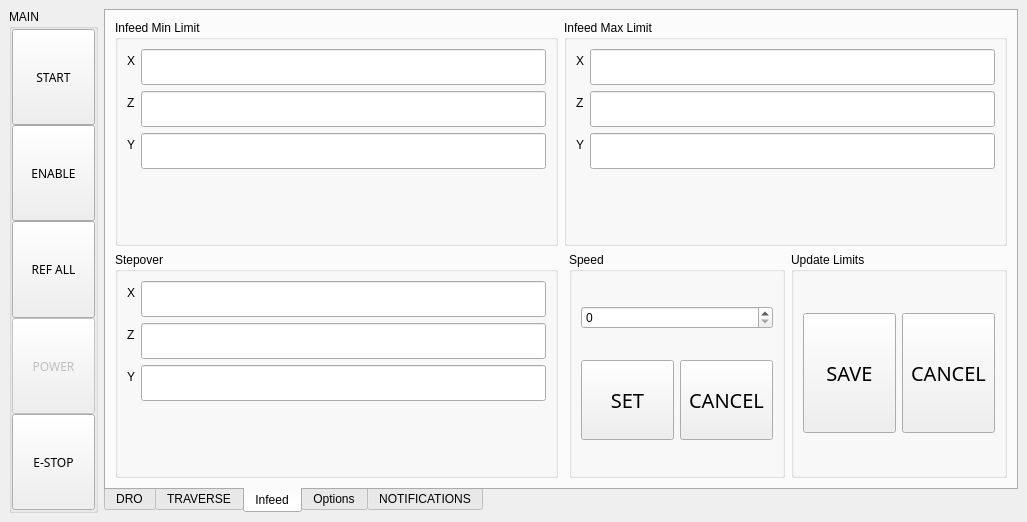
digiexchris/grinder_touch, file debian/python3-semiauto-surfacegrinder/usr/lib/python3/dist-packages/semiauto_surfacegrinder/mainwindow.ui: the form before one commit.
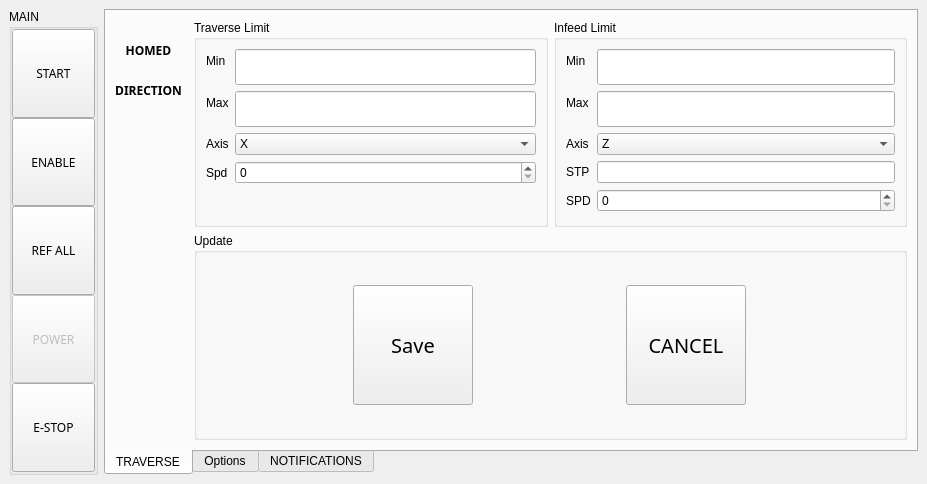
The form after the commit. The open tabs and pages were chosen to show the change. Custom widgets are drawn as their Qt base class.

Patch:
```diff
--- a/debian/python3-semiauto-surfacegrinder/usr/lib/python3/dist-packages/semiauto_surfacegrinder/mainwindow.ui
+++ b/debian/python3-semiauto-surfacegrinder/usr/lib/python3/dist-packages/semiauto_surfacegrinder/mainwindow.ui
@@ -6,8 +6,8 @@
    <rect>
     <x>0</x>
     <y>0</y>
-    <width>1027</width>
-    <height>522</height>
+    <width>927</width>
+    <height>484</height>
    </rect>
   </property>
   <property name="windowTitle">
@@ -258,48 +258,31 @@
        <enum>QTabWidget::South</enum>
       </property>
       <property name="currentIndex">
-       <number>1</number>
+       <number>0</number>
       </property>
-      <widget class="QWidget" name="tab_0">
+      <widget class="QWidget" name="tab">
        <attribute name="title">
-        <string>DRO</string>
+        <string>TRAVERSE</string>
        </attribute>
-       <layout class="QHBoxLayout" name="horizontalLayout_4">
-        <property name="spacing">
-         <number>14</number>
-        </property>
-        <property name="topMargin">
-         <number>0</number>
-        </property>
-        <item>
+       <layout class="QGridLayout" name="gridLayout_4">
+        <item row="0" column="0">
          <layout class="QGridLayout" name="gridLayout">
           <property name="topMargin">
            <number>13</number>
           </property>
           <item row="0" column="1">
            <layout class="QGridLayout" name="gridLayout_2">
-            <item row="0" column="1">
-             <widget class="StatusLED" name="statusled_2">
+            <item row="4" column="1">
+             <widget class="StatusLED" name="statusled_6">
               <property name="rules" stdset="0">
-               <string>[{&quot;channels&quot;: [{&quot;url&quot;: &quot;status:all_axes_homed&quot;, &quot;trigger&quot;: true}], &quot;property&quot;: &quot;On&quot;, &quot;expression&quot;: &quot;ch[0]&quot;, &quot;name&quot;: &quot;Homed&quot;}]</string>
+               <string>[{&quot;channels&quot;: [{&quot;url&quot;: &quot;status:joint.2.velocity&quot;, &quot;trigger&quot;: true}], &quot;property&quot;: &quot;On&quot;, &quot;expression&quot;: &quot;bool(ch[0])&quot;, &quot;name&quot;: &quot;Motion&quot;}]</string>
               </property>
              </widget>
             </item>
-            <item row="1" column="0">
-             <widget class="QLabel" name="label_9">
-              <property name="font">
-               <font>
-                <family>Sans</family>
-                <weight>75</weight>
-                <italic>false</italic>
-                <bold>true</bold>
-               </font>
-              </property>
-              <property name="text">
-               <string>DIRECTION</string>
-              </property>
-              <property name="alignment">
-               <set>Qt::AlignCenter</set>
+            <item row="3" column="1">
+             <widget class="StatusLED" name="statusled_7">
+              <property name="rules" stdset="0">
+               <string>[{&quot;channels&quot;: [{&quot;url&quot;: &quot;status:joint.1.velocity&quot;, &quot;trigger&quot;: true}], &quot;property&quot;: &quot;On&quot;, &quot;expression&quot;: &quot;bool(ch[0])&quot;, &quot;name&quot;: &quot;Motion&quot;}]</string>
               </property>
              </widget>
             </item>
@@ -313,38 +296,6 @@
               </property>
              </widget>
             </item>
-            <item row="3" column="0">
-             <widget class="DROLabel" name="drolabel_2">
-              <property name="referenceType" stdset="0">
-               <number>1</number>
-              </property>
-              <property name="axisNumber" stdset="0">
-               <number>1</number>
-              </property>
-              <property name="inchFormat" stdset="0">
-               <string>%9.4f</string>
-              </property>
-              <property name="millimeterFormat" stdset="0">
-               <string>%10.3f</string>
-              </property>
-              <property name="degreeFormat" stdset="0">
-               <string>%10.2f</string>
-              </property>
-              <property name="latheMode" stdset="0">
-               <number>0</number>
-              </property>
-             </widget>
-            </item>
-            <item row="2" column="1">
-             <widget class="StatusLED" name="statusled">
-              <property name="state">
-               <bool>false</bool>
-              </property>
-              <property name="rules" stdset="0">
-               <string>[{&quot;channels&quot;: [{&quot;url&quot;: &quot;status:joint.0.velocity&quot;, &quot;trigger&quot;: true}], &quot;property&quot;: &quot;On&quot;, &quot;expression&quot;: &quot;bool(ch[0])&quot;, &quot;name&quot;: &quot;Motion&quot;}]</string>
-              </property>
-             </widget>
-            </item>
             <item row="0" column="0">
              <widget class="QLabel" name="label_6">
               <property name="font">
@@ -385,7 +336,42 @@
               </property>
              </widget>
             </item>
-            <item row="4" column="0">
+            <item row="0" column="1">
+             <widget class="StatusLED" name="statusled_2">
+              <property name="rules" stdset="0">
+               <string>[{&quot;channels&quot;: [{&quot;url&quot;: &quot;status:all_axes_homed&quot;, &quot;trigger&quot;: true}], &quot;property&quot;: &quot;On&quot;, &quot;expression&quot;: &quot;ch[0]&quot;, &quot;name&quot;: &quot;Homed&quot;}]</string>
+              </property>
+             </widget>
+            </item>
+            <item row="2" column="1">
+             <widget class="StatusLED" name="statusled">
+              <property name="state">
+               <bool>false</bool>
+              </property>
+              <property name="rules" stdset="0">
+               <string>[{&quot;channels&quot;: [{&quot;url&quot;: &quot;status:joint.0.velocity&quot;, &quot;trigger&quot;: true}], &quot;property&quot;: &quot;On&quot;, &quot;expression&quot;: &quot;bool(ch[0])&quot;, &quot;name&quot;: &quot;Motion&quot;}]</string>
+              </property>
+             </widget>
+            </item>
+            <item row="1" column="0">
+             <widget class="QLabel" name="label_9">
+              <property name="font">
+               <font>
+                <family>Sans</family>
+                <weight>75</weight>
+                <italic>false</italic>
+                <bold>true</bold>
+               </font>
+              </property>
+              <property name="text">
+               <string>DIRECTION</string>
+              </property>
+              <property name="alignment">
+               <set>Qt::AlignCenter</set>
+              </property>
+             </widget>
+            </item>
+            <item row="3" column="0">
              <widget class="DROLabel" name="drolabel_3">
               <property name="referenceType" stdset="0">
                <number>1</number>
@@ -407,17 +393,25 @@
               </property>
              </widget>
             </item>
-            <item row="4" column="1">
-             <widget class="StatusLED" name="statusled_6">
-              <property name="rules" stdset="0">
-               <string>[{&quot;channels&quot;: [{&quot;url&quot;: &quot;status:joint.2.velocity&quot;, &quot;trigger&quot;: true}], &quot;property&quot;: &quot;On&quot;, &quot;expression&quot;: &quot;bool(ch[0])&quot;, &quot;name&quot;: &quot;Motion&quot;}]</string>
+            <item row="4" column="0">
+             <widget class="DROLabel" name="drolabel_2">
+              <property name="referenceType" stdset="0">
+               <number>1</number>
               </property>
-             </widget>
-            </item>
-            <item row="3" column="1">
-             <widget class="StatusLED" name="statusled_7">
-              <property name="rules" stdset="0">
-               <string>[{&quot;channels&quot;: [{&quot;url&quot;: &quot;status:joint.1.velocity&quot;, &quot;trigger&quot;: true}], &quot;property&quot;: &quot;On&quot;, &quot;expression&quot;: &quot;bool(ch[0])&quot;, &quot;name&quot;: &quot;Motion&quot;}]</string>
+              <property name="axisNumber" stdset="0">
+               <number>1</number>
+              </property>
+              <property name="inchFormat" stdset="0">
+               <string>%9.4f</string>
+              </property>
+              <property name="millimeterFormat" stdset="0">
+               <string>%10.3f</string>
+              </property>
+              <property name="degreeFormat" stdset="0">
+               <string>%10.2f</string>
+              </property>
+              <property name="latheMode" stdset="0">
+               <number>0</number>
               </property>
              </widget>
             </item>
@@ -425,20 +419,13 @@
           </item>
          </layout>
         </item>
-       </layout>
-      </widget>
-      <widget class="QWidget" name="tab">
-       <attribute name="title">
-        <string>TRAVERSE</string>
-       </attribute>
-       <layout class="QGridLayout" name="gridLayout_4">
-        <item row="0" column="0">
+        <item row="0" column="1">
          <widget class="QGroupBox" name="groupBox_3">
           <property name="autoFillBackground">
            <bool>false</bool>
           </property>
           <property name="title">
-           <string>Left Limit</string>
+           <string>Traverse Limit</string>
           </property>
           <layout class="QFormLayout" name="formLayout_2">
            <property name="fieldGrowthPolicy">
@@ -450,12 +437,12 @@
               <string>AKA Table Left and Right</string>
              </property>
              <property name="text">
-              <string>X</string>
+              <string>Min</string>
              </property>
             </widget>
            </item>
            <item row="0" column="1">
-            <widget class="QLineEdit" name="traverse_limit_min_x">
+            <widget class="QLineEdit" name="traverse_limit_min">
              <property name="font">
               <font>
                <family>Sans</family>
@@ -474,52 +461,17 @@
             </widget>
            </item>
            <item row="1" column="0">
-            <widget class="QLabel" name="label_10">
-             <property name="toolTip">
-              <string>AKA Table In and Out</string>
-             </property>
-             <property name="text">
-              <string>Z</string>
-             </property>
-            </widget>
-           </item>
-           <item row="1" column="1">
-            <widget class="QLineEdit" name="traverse_limit_min_z">
-             <property name="sizePolicy">
-              <sizepolicy hsizetype="Expanding" vsizetype="Fixed">
-               <horstretch>0</horstretch>
-               <verstretch>0</verstretch>
-              </sizepolicy>
-             </property>
-             <property name="font">
-              <font>
-               <family>Sans</family>
-               <pointsize>15</pointsize>
-               <weight>50</weight>
-               <italic>false</italic>
-               <bold>false</bold>
-              </font>
-             </property>
-             <property name="text">
-              <string/>
-             </property>
-             <property name="echoMode">
-              <enum>QLineEdit::Normal</enum>
-             </property>
-            </widget>
-           </item>
-           <item row="2" column="0">
             <widget class="QLabel" name="label_11">
              <property name="toolTip">
               <string>AKA Spindle Up and Down</string>
              </property>
              <property name="text">
-              <string>Y</string>
+              <string>Max</string>
              </property>
             </widget>
            </item>
-           <item row="2" column="1">
-            <widget class="QLineEdit" name="traverse_limit_min_y">
+           <item row="1" column="1">
+            <widget class="QLineEdit" name="traverse_limit_max">
              <property name="font">
               <font>
                <family>Sans</family>
@@ -537,65 +489,102 @@
              </property>
             </widget>
            </item>
+           <item row="2" column="0">
+            <widget class="QLabel" name="axisLabel">
+             <property name="text">
+              <string>Axis</string>
+             </property>
+            </widget>
+           </item>
+           <item row="2" column="1">
+            <widget class="QComboBox" name="traverse_axis">
+             <item>
+              <property name="text">
+               <string>X</string>
+              </property>
+             </item>
+             <item>
+              <property name="text">
+               <string>Z</string>
+              </property>
+             </item>
+             <item>
+              <property name="text">
+               <string>Y</string>
+              </property>
+             </item>
+            </widget>
+           </item>
+           <item row="3" column="1">
+            <widget class="QSpinBox" name="traverse_speed">
+             <property name="maximum">
+              <number>2000</number>
+             </property>
+            </widget>
+           </item>
+           <item row="3" column="0">
+            <widget class="QLabel" name="traverseLabel">
+             <property name="text">
+              <string>Spd</string>
+             </property>
+            </widget>
+           </item>
           </layout>
          </widget>
         </item>
-        <item row="0" column="1">
+        <item row="0" column="2">
          <widget class="QGroupBox" name="groupBox_4">
           <property name="autoFillBackground">
            <bool>false</bool>
           </property>
           <property name="title">
-           <string>Right Limit</string>
+           <string>Infeed Limit</string>
           </property>
           <layout class="QFormLayout" name="formLayout_3">
+           <property name="fieldGrowthPolicy">
+            <enum>QFormLayout::AllNonFixedFieldsGrow</enum>
+           </property>
            <item row="0" column="0">
+            <widget class="QLabel" name="label_10">
+             <property name="toolTip">
+              <string>AKA Table Left and Right</string>
+             </property>
+             <property name="text">
+              <string>Min</string>
+             </property>
+            </widget>
+           </item>
+           <item row="0" column="1">
+            <widget class="QLineEdit" name="infeed_limit_min">
+             <property name="font">
+              <font>
+               <family>Sans</family>
+               <pointsize>15</pointsize>
+               <weight>50</weight>
+               <italic>false</italic>
+               <bold>false</bold>
+              </font>
+             </property>
+             <property name="text">
+              <string/>
+             </property>
+             <property name="echoMode">
+              <enum>QLineEdit::Normal</enum>
+             </property>
+            </widget>
+           </item>
+           <item row="1" column="0">
             <widget class="QLabel" name="label_12">
              <property name="toolTip">
-              <string>AKA Table Left and Right</string>
+              <string>AKA Spindle Up and Down</string>
              </property>
              <property name="text">
-              <string>X</string>
-             </property>
-            </widget>
-           </item>
-           <item row="0" column="1">
-            <widget class="QLineEdit" name="traverse_limit_max_x">
-             <property name="font">
-              <font>
-               <family>Sans</family>
-               <pointsize>15</pointsize>
-               <weight>50</weight>
-               <italic>false</italic>
-               <bold>false</bold>
-              </font>
-             </property>
-             <property name="text">
-              <string/>
-             </property>
-             <property name="echoMode">
-              <enum>QLineEdit::Normal</enum>
-             </property>
-            </widget>
-           </item>
-           <item row="1" column="0">
-            <widget class="QLabel" name="label_13">
-             <property name="toolTip">
-              <string>AKA Table In and Out</string>
-             </property>
-             <property name="text">
-              <string>Z</string>
+              <string>Max</string>
              </property>
             </widget>
            </item>
            <item row="1" column="1">
-            <widget class="QLineEdit" name="traverse_limit_max_z">
-             <property name="sizePolicy">
-              <sizepolicy hsizetype="Expanding" vsizetype="Fixed">
-               <horstretch>0</horstretch>
-               <verstretch>0</verstretch>
-              </sizepolicy>
-             </property>
+            <widget class="QLineEdit" name="infeed_limit_max">
              <property name="font">
               <font>
                <family>Sans</family>
@@ -614,45 +603,69 @@
             </widget>
            </item>
            <item row="2" column="0">
-            <widget class="QLabel" name="label_14">
-             <property name="toolTip">
-              <string>AKA Spindle Up and Down</string>
-             </property>
+            <widget class="QLabel" name="axisLabel_2">
              <property name="text">
-              <string>Y</string>
+              <string>Axis</string>
              </property>
             </widget>
            </item>
            <item row="2" column="1">
-            <widget class="QLineEdit" name="traverse_limit_max_y">
-             <property name="font">
-              <font>
-               <family>Sans</family>
-               <pointsize>15</pointsize>
-               <weight>50</weight>
-               <italic>false</italic>
-               <bold>false</bold>
-              </font>
+            <widget class="QComboBox" name="infeed_axis">
+             <property name="currentIndex">
+              <number>1</number>
              </property>
+             <item>
+              <property name="text">
+               <string>X</string>
+              </property>
+             </item>
+             <item>
+              <property name="text">
+               <string>Z</string>
+              </property>
+             </item>
+             <item>
+              <property name="text">
+               <string>Y</string>
+              </property>
+             </item>
+            </widget>
+           </item>
+           <item row="3" column="0">
+            <widget class="QLabel" name="stepoverLabel">
              <property name="text">
-              <string/>
+              <string>STP</string>
              </property>
-             <property name="echoMode">
-              <enum>QLineEdit::Normal</enum>
+            </widget>
+           </item>
+           <item row="3" column="1">
+            <widget class="QLineEdit" name="infeed_stepover"/>
+           </item>
+           <item row="4" column="1">
+            <widget class="QSpinBox" name="infeed_speed">
+             <property name="maximum">
+              <number>2000</number>
+             </property>
+            </widget>
+           </item>
+           <item row="4" column="0">
+            <widget class="QLabel" name="infeedLabel">
+             <property name="text">
+              <string>SPD</string>
              </property>
             </widget>
            </item>
           </layout>
          </widget>
         </item>
-        <item row="1" column="1">
+        <item row="1" column="1" colspan="2">
          <widget class="QGroupBox" name="groupBox">
           <property name="title">
-           <string>Update Limits</string>
+           <string>Update</string>
           </property>
           <layout class="QHBoxLayout" name="horizontalLayout">
            <item>
-            <widget class="QPushButton" name="save_traverse">
+            <widget class="QPushButton" name="save_limits">
              <property name="sizePolicy">
               <sizepolicy hsizetype="Minimum" vsizetype="Minimum">
                <horstretch>0</horstretch>
@@ -683,7 +696,7 @@
             </widget>
            </item>
            <item>
-            <widget class="QPushButton" name="cancel_edit_traverse">
+            <widget class="QPushButton" name="cancel_edit_limits">
              <property name="sizePolicy">
               <sizepolicy hsizetype="Minimum" vsizetype="Minimum">
                <horstretch>0</horstretch>
@@ -715,576 +728,6 @@
            </item>
           </layout>
          </widget>
-        </item>
-        <item row="1" column="0">
-         <widget class="QGroupBox" name="groupBox_9">
-          <property name="title">
-           <string>Speed</string>
-          </property>
-          <layout class="QVBoxLayout" name="verticalLayout_3">
-           <item>
-            <widget class="QSpinBox" name="traverse_speed">
-             <property name="maximum">
-              <number>2000</number>
-             </property>
-            </widget>
-           </item>
-           <item>
-            <layout class="QHBoxLayout" name="horizontalLayout_6">
-             <item>
-              <widget class="QPushButton" name="save_traverse_speed">
-               <property name="sizePolicy">
-                <sizepolicy hsizetype="Minimum" vsizetype="Minimum">
-                 <horstretch>0</horstretch>
-                 <verstretch>0</verstretch>
-                </sizepolicy>
-               </property>
-               <property name="maximumSize">
-                <size>
-                 <width>120</width>
-                 <height>80</height>
-                </size>
-               </property>
-               <property name="font">
-                <font>
-                 <family>Sans</family>
-                 <pointsize>15</pointsize>
-                 <weight>50</weight>
-                 <italic>false</italic>
-                 <bold>false</bold>
-                </font>
-               </property>
-               <property name="text">
-                <string>SET</string>
-               </property>
-               <property name="checkable">
-                <bool>false</bool>
-               </property>
-              </widget>
-             </item>
-             <item>
-              <widget class="QPushButton" name="cancel_edit_traverse_speed">
-               <property name="sizePolicy">
-                <sizepolicy hsizetype="Minimum" vsizetype="Minimum">
-                 <horstretch>0</horstretch>
-                 <verstretch>0</verstretch>
-                </sizepolicy>
-               </property>
-               <property name="maximumSize">
-                <size>
-                 <width>120</width>
-                 <height>80</height>
-                </size>
-               </property>
-               <property name="font">
-                <font>
-                 <family>Sans</family>
-                 <pointsize>15</pointsize>
-                 <weight>50</weight>
-                 <italic>false</italic>
-                 <bold>false</bold>
-                </font>
-               </property>
-               <property name="text">
-                <string>CANCEL</string>
-               </property>
-               <property name="checkable">
-                <bool>true</bool>
-               </property>
-              </widget>
-             </item>
-            </layout>
-           </item>
-          </layout>
-         </widget>
-        </item>
-       </layout>
-      </widget>
-      <widget class="QWidget" name="tab_4">
-       <attribute name="title">
-        <string>Infeed</string>
-       </attribute>
-       <layout class="QGridLayout" name="gridLayout_5">
-        <item row="0" column="0">
-         <widget class="QGroupBox" name="groupBox_6">
-          <property name="autoFillBackground">
-           <bool>false</bool>
-          </property>
-          <property name="title">
-           <string>Infeed Min Limit</string>
-          </property>
-          <layout class="QFormLayout" name="formLayout_6">
-           <property name="fieldGrowthPolicy">
-            <enum>QFormLayout::AllNonFixedFieldsGrow</enum>
-           </property>
-           <item row="0" column="0">
-            <widget class="QLabel" name="label_18">
-             <property name="toolTip">
-              <string>AKA Table Left and Right</string>
-             </property>
-             <property name="text">
-              <string>X</string>
-             </property>
-            </widget>
-           </item>
-           <item row="0" column="1">
-            <widget class="QLineEdit" name="infeed_limit_min_x">
-             <property name="font">
-              <font>
-               <family>Sans</family>
-               <pointsize>15</pointsize>
-               <weight>50</weight>
-               <italic>false</italic>
-               <bold>false</bold>
-              </font>
-             </property>
-             <property name="text">
-              <string/>
-             </property>
-             <property name="echoMode">
-              <enum>QLineEdit::Normal</enum>
-             </property>
-            </widget>
-           </item>
-           <item row="1" column="0">
-            <widget class="QLabel" name="label_19">
-             <property name="toolTip">
-              <string>AKA Table In and Out</string>
-             </property>
-             <property name="text">
-              <string>Z</string>
-             </property>
-            </widget>
-           </item>
-           <item row="1" column="1">
-            <widget class="QLineEdit" name="infeed_limit_min_z">
-             <property name="sizePolicy">
-              <sizepolicy hsizetype="Expanding" vsizetype="Fixed">
-               <horstretch>0</horstretch>
-               <verstretch>0</verstretch>
-              </sizepolicy>
-             </property>
-             <property name="font">
-              <font>
-               <family>Sans</family>
-               <pointsize>15</pointsize>
-               <weight>50</weight>
-               <italic>false</italic>
-               <bold>false</bold>
-              </font>
-             </property>
-             <property name="text">
-              <string/>
-             </property>
-             <property name="echoMode">
-              <enum>QLineEdit::Normal</enum>
-             </property>
-            </widget>
-           </item>
-           <item row="2" column="0">
-            <widget class="QLabel" name="label_20">
-             <property name="toolTip">
-              <string>AKA Spindle Up and Down</string>
-             </property>
-             <property name="text">
-              <string>Y</string>
-             </property>
-            </widget>
-           </item>
-           <item row="2" column="1">
-            <widget class="QLineEdit" name="infeed_limit_min_y">
-             <property name="font">
-              <font>
-               <family>Sans</family>
-               <pointsize>15</pointsize>
-               <weight>50</weight>
-               <italic>false</italic>
-               <bold>false</bold>
-              </font>
-             </property>
-             <property name="text">
-              <string/>
-             </property>
-             <property name="echoMode">
-              <enum>QLineEdit::Normal</enum>
-             </property>
-            </widget>
-           </item>
-          </layout>
-         </widget>
-        </item>
-        <item row="0" column="1">
-         <widget class="QGroupBox" name="groupBox_7">
-          <property name="autoFillBackground">
-           <bool>false</bool>
-          </property>
-          <property name="title">
-           <string>Infeed Max Limit</string>
-          </property>
-          <layout class="QFormLayout" name="formLayout_7">
-           <property name="fieldGrowthPolicy">
-            <enum>QFormLayout::AllNonFixedFieldsGrow</enum>
-           </property>
-           <item row="0" column="0">
-            <widget class="QLabel" name="label_21">
-             <property name="toolTip">
-              <string>AKA Table Left and Right</string>
-             </property>
-             <property name="text">
-              <string>X</string>
-             </property>
-            </widget>
-           </item>
-           <item row="0" column="1">
-            <widget class="QLineEdit" name="infeed_limit_max_x">
-             <property name="font">
-              <font>
-               <family>Sans</family>
-               <pointsize>15</pointsize>
-               <weight>50</weight>
-               <italic>false</italic>
-               <bold>false</bold>
-              </font>
-             </property>
-             <property name="text">
-              <string/>
-             </property>
-             <property name="echoMode">
-              <enum>QLineEdit::Normal</enum>
-             </property>
-            </widget>
-           </item>
-           <item row="1" column="0">
-            <widget class="QLabel" name="label_22">
-             <property name="toolTip">
-              <string>AKA Table In and Out</string>
-             </property>
-             <property name="text">
-              <string>Z</string>
-             </property>
-            </widget>
-           </item>
-           <item row="1" column="1">
-            <widget class="QLineEdit" name="infeed_limit_max_z">
-             <property name="sizePolicy">
-              <sizepolicy hsizetype="Expanding" vsizetype="Fixed">
-               <horstretch>0</horstretch>
-               <verstretch>0</verstretch>
-              </sizepolicy>
-             </property>
-             <property name="font">
-              <font>
-               <family>Sans</family>
-               <pointsize>15</pointsize>
-               <weight>50</weight>
-               <italic>false</italic>
-               <bold>false</bold>
-              </font>
-             </property>
-             <property name="text">
-              <string/>
-             </property>
-             <property name="echoMode">
-              <enum>QLineEdit::Normal</enum>
-             </property>
-            </widget>
-           </item>
-           <item row="2" column="0">
-            <widget class="QLabel" name="label_23">
-             <property name="toolTip">
-              <string>AKA Spindle Up and Down</string>
-             </property>
-             <property name="text">
-              <string>Y</string>
-             </property>
-            </widget>
-           </item>
-           <item row="2" column="1">
-            <widget class="QLineEdit" name="infeed_limit_max_y">
-             <property name="font">
-              <font>
-               <family>Sans</family>
-               <pointsize>15</pointsize>
-               <weight>50</weight>
-               <italic>false</italic>
-               <bold>false</bold>
-              </font>
-             </property>
-             <property name="text">
-              <string/>
-             </property>
-             <property name="echoMode">
-              <enum>QLineEdit::Normal</enum>
-             </property>
-            </widget>
-           </item>
-          </layout>
-         </widget>
-        </item>
-        <item row="1" column="0">
-         <widget class="QGroupBox" name="groupBox_5">
-          <property name="autoFillBackground">
-           <bool>false</bool>
-          </property>
-          <property name="title">
-           <string>Stepover</string>
-          </property>
-          <layout class="QFormLayout" name="formLayout_4">
-           <item row="0" column="0">
-            <widget class="QLabel" name="label_15">
-             <property name="toolTip">
-              <string>AKA Table Left and Right</string>
-             </property>
-             <property name="text">
-              <string>X</string>
-             </property>
-            </widget>
-           </item>
-           <item row="0" column="1">
-            <widget class="QLineEdit" name="stepover_x">
-             <property name="font">
-              <font>
-               <family>Sans</family>
-               <pointsize>15</pointsize>
-               <weight>50</weight>
-               <italic>false</italic>
-               <bold>false</bold>
-              </font>
-             </property>
-             <property name="text">
-              <string/>
-             </property>
-             <property name="echoMode">
-              <enum>QLineEdit::Normal</enum>
-             </property>
-            </widget>
-           </item>
-           <item row="1" column="0">
-            <widget class="QLabel" name="label_16">
-             <property name="toolTip">
-              <string>AKA Table In and Out</string>
-             </property>
-             <property name="text">
-              <string>Z</string>
-             </property>
-            </widget>
-           </item>
-           <item row="1" column="1">
-            <widget class="QLineEdit" name="stepover_z">
-             <property name="sizePolicy">
-              <sizepolicy hsizetype="Expanding" vsizetype="Fixed">
-               <horstretch>0</horstretch>
-               <verstretch>0</verstretch>
-              </sizepolicy>
-             </property>
-             <property name="font">
-              <font>
-               <family>Sans</family>
-               <pointsize>15</pointsize>
-               <weight>50</weight>
-               <italic>false</italic>
-               <bold>false</bold>
-              </font>
-             </property>
-             <property name="text">
-              <string/>
-             </property>
-             <property name="echoMode">
-              <enum>QLineEdit::Normal</enum>
-             </property>
-            </widget>
-           </item>
-           <item row="2" column="0">
-            <widget class="QLabel" name="label_17">
-             <property name="toolTip">
-              <string>AKA Spindle Up and Down</string>
-             </property>
-             <property name="text">
-              <string>Y</string>
-             </property>
-            </widget>
-           </item>
-           <item row="2" column="1">
-            <widget class="QLineEdit" name="stepover_y">
-             <property name="font">
-              <font>
-               <family>Sans</family>
-               <pointsize>15</pointsize>
-               <weight>50</weight>
-               <italic>false</italic>
-               <bold>false</bold>
-              </font>
-             </property>
-             <property name="text">
-              <string/>
-             </property>
-             <property name="echoMode">
-              <enum>QLineEdit::Normal</enum>
-             </property>
-            </widget>
-           </item>
-          </layout>
-         </widget>
-        </item>
-        <item row="1" column="1">
-         <layout class="QHBoxLayout" name="horizontalLayout_7">
-          <property name="leftMargin">
-           <number>5</number>
-          </property>
-          <item>
-           <widget class="QGroupBox" name="groupBox_10">
-            <property name="title">
-             <string>Speed</string>
-            </property>
-            <layout class="QVBoxLayout" name="verticalLayout_4">
-             <item>
-              <widget class="QSpinBox" name="infeed_speed">
-               <property name="maximum">
-                <number>2000</number>
-               </property>
-              </widget>
-             </item>
-             <item>
-              <layout class="QHBoxLayout" name="horizontalLayout_8">
-               <item>
-                <widget class="QPushButton" name="save_infeed_speed">
-                 <property name="sizePolicy">
-                  <sizepolicy hsizetype="Minimum" vsizetype="Minimum">
-                   <horstretch>0</horstretch>
-                   <verstretch>0</verstretch>
-                  </sizepolicy>
-                 </property>
-                 <property name="maximumSize">
-                  <size>
-                   <width>166</width>
-                   <height>80</height>
-                  </size>
-                 </property>
-                 <property name="font">
-                  <font>
-                   <family>Sans</family>
-                   <pointsize>15</pointsize>
-                   <weight>50</weight>
-                   <italic>false</italic>
-                   <bold>false</bold>
-                  </font>
-                 </property>
-                 <property name="text">
-                  <string>SET</string>
-                 </property>
-                 <property name="checkable">
-                  <bool>false</bool>
-                 </property>
-                </widget>
-               </item>
-               <item>
-                <widget class="QPushButton" name="cancel_edit_infeed_speed">
-                 <property name="sizePolicy">
-                  <sizepolicy hsizetype="Minimum" vsizetype="Minimum">
-                   <horstretch>0</horstretch>
-                   <verstretch>0</verstretch>
-                  </sizepolicy>
-                 </property>
-                 <property name="maximumSize">
-                  <size>
-                   <width>120</width>
-                   <height>80</height>
-                  </size>
-                 </property>
-                 <property name="font">
-                  <font>
-                   <family>Sans</family>
-                   <pointsize>15</pointsize>
-                   <weight>50</weight>
-                   <italic>false</italic>
-                   <bold>false</bold>
-                  </font>
-                 </property>
-                 <property name="text">
-                  <string>CANCEL</string>
-                 </property>
-                 <property name="checkable">
-                  <bool>true</bool>
-                 </property>
-                </widget>
-               </item>
-              </layout>
-             </item>
-            </layout>
-           </widget>
-          </item>
-          <item>
-           <widget class="QGroupBox" name="groupBox_8">
-            <property name="title">
-             <string>Update Limits</string>
-            </property>
-            <layout class="QHBoxLayout" name="horizontalLayout_5">
-             <item>
-              <widget class="QPushButton" name="save_infeed">
-               <property name="sizePolicy">
-                <sizepolicy hsizetype="Minimum" vsizetype="Minimum">
-                 <horstretch>0</horstretch>
-                 <verstretch>0</verstretch>
-                </sizepolicy>
-               </property>
-               <property name="maximumSize">
-                <size>
-                 <width>120</width>
-                 <height>120</height>
-                </size>
-               </property>
-               <property name="font">
-                <font>
-                 <family>Sans</family>
-                 <pointsize>15</pointsize>
-                 <weight>50</weight>
-                 <italic>false</italic>
-                 <bold>false</bold>
-                </font>
-               </property>
-               <property name="text">
-                <string>SAVE</string>
-               </property>
-               <property name="checkable">
-                <bool>false</bool>
-               </property>
-              </widget>
-             </item>
-             <item>
-              <widget class="QPushButton" name="cancel_edit_infeed">
-               <property name="sizePolicy">
-                <sizepolicy hsizetype="Minimum" vsizetype="Minimum">
-                 <horstretch>0</horstretch>
-                 <verstretch>0</verstretch>
-                </sizepolicy>
-               </property>
-               <property name="maximumSize">
-                <size>
-                 <width>120</width>
-                 <height>120</height>
-                </size>
-               </property>
-               <property name="font">
-                <font>
-                 <family>Sans</family>
-                 <pointsize>15</pointsize>
-                 <weight>50</weight>
-                 <italic>false</italic>
-                 <bold>false</bold>
-                </font>
-               </property>
-               <property name="text">
-                <string>CANCEL</string>
-               </property>
-               <property name="checkable">
-                <bool>true</bool>
-               </property>
-              </widget>
-             </item>
-            </layout>
-           </widget>
-          </item>
-         </layout>
         </item>
        </layout>
       </widget>
```
